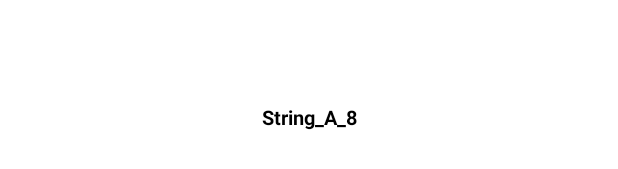
After one commit to P0Q0/PQ, an Android app: the layout layout_a8.xml on its own in the app's theme, with its tools: preview values and no code run, on a phone screen of 412 x 824 dp. The commit adds this screen. Shown: the part 810-979 px from the top of the screen. Run offline under Robolectric (Android 15) with nearby library versions, the phone set to English and light mode, and no system bars.

Commit message:
added backburner items, to make progress. a7 and a8, setup

```diff
--- a/a_5/src/main/java/pkg/what/a_5/CardAdapter.kt
+++ b/a_5/src/main/java/pkg/what/a_5/CardAdapter.kt
@@ -20,6 +20,7 @@ class CardAdapter(private val source: DataSource) : RecyclerView.Adapter<CardHol
             setupListeners(view)
         }
 
+        @Suppress("UNUSED_PARAMETER") //TODO: remove when view is used for now suppress to silence build warnings
         private fun setupListeners(view: View) {
             button.setOnClickListener {
                 Snackbar.make(it,"$BUTTON_SNACK_MSG button_text=${button.text}",Snackbar.LENGTH_SHORT).show()
--- a/app/build.gradle
+++ b/app/build.gradle
@@ -48,7 +48,7 @@ android {
             }
         }
     }
-    dynamicFeatures = [':a_0', ':a_1', ':a_2', ':a_3', ':a_4', ':a_5', ':a_6']
+    dynamicFeatures = [':a_0', ':a_1', ':a_2', ':a_3', ':a_4', ':a_5', ':a_6', ':a_7', ':a_8']
 }
 
 dependencies {
--- a/app/src/main/java/pkg/what/pq/ActivityPQ.kt
+++ b/app/src/main/java/pkg/what/pq/ActivityPQ.kt
@@ -44,5 +44,11 @@ class ActivityPQ : AppCompatActivity() {
         this.bind.pqA6.setOnClickListener {
             Intent().setClassName(packageName, getString(R.string.class_a6)).also { startActivity(it) }
         }
+        this.bind.pqA7.setOnClickListener {
+            Intent().setClassName(packageName, getString(R.string.class_a7)).also { startActivity(it) }
+        }
+        this.bind.pqA8.setOnClickListener {
+            Intent().setClassName(packageName, getString(R.string.class_a8)).also { startActivity(it) }
+        }
     }
 }
--- /dev/null
+++ b/app/src/main/res/layout/layout_a8.xml
@@ -0,0 +1,56 @@
+<?xml version="1.0" encoding="utf-8"?>
+<androidx.constraintlayout.widget.ConstraintLayout
+    xmlns:android="http://schemas.android.com/apk/res/android"
+    xmlns:app="http://schemas.android.com/apk/res-auto"
+    android:id="@+id/layout_a8"
+    android:layout_width="match_parent"
+    android:layout_height="match_parent">
+    <com.google.android.material.textview.MaterialTextView
+        android:id="@+id/a8_mtv_1"
+        android:text="@string/pq_a8"
+        android:textSize="13sp"
+        android:textStyle="bold"
+        android:textColor="@color/colorDark"
+        android:layout_width="wrap_content"
+        android:layout_height="wrap_content"
+        app:layout_constraintTop_toTopOf="@id/a8_gl75_h"
+        app:layout_constraintBottom_toBottomOf="@+id/a8_gl75_h"
+        app:layout_constraintLeft_toLeftOf="parent"
+        app:layout_constraintRight_toRightOf="parent"/>
+    <androidx.constraintlayout.widget.Guideline
+        android:id="@+id/a8_gl25_v"
+        android:layout_width="0dp"
+        android:layout_height="0dp"
+        android:orientation="vertical"
+        app:layout_constraintGuide_percent="0.25"/>
+    <androidx.constraintlayout.widget.Guideline
+        android:id="@+id/a8_gl50_v"
+        android:layout_width="0dp"
+        android:layout_height="0dp"
+        android:orientation="vertical"
+        app:layout_constraintGuide_percent="0.50"/>
+    <androidx.constraintlayout.widget.Guideline
+        android:id="@+id/a8_gl75_v"
+        android:layout_width="0dp"
+        android:layout_height="0dp"
+        android:orientation="vertical"
+        app:layout_constraintGuide_percent="0.75"/>
+    <androidx.constraintlayout.widget.Guideline
+        android:id="@+id/a8_gl25_h"
+        android:layout_width="0dp"
+        android:layout_height="0dp"
+        android:orientation="horizontal"
+        app:layout_constraintGuide_percent="0.25"/>
+    <androidx.constraintlayout.widget.Guideline
+        android:id="@+id/a8_gl50_h"
+        android:layout_width="0dp"
+        android:layout_height="0dp"
+        android:orientation="horizontal"
+        app:layout_constraintGuide_percent="0.50"/>
+    <androidx.constraintlayout.widget.Guideline
+        android:id="@+id/a8_gl75_h"
+        android:layout_width="0dp"
+        android:layout_height="0dp"
+        android:orientation="horizontal"
+        app:layout_constraintGuide_percent="0.75"/>
+</androidx.constraintlayout.widget.ConstraintLayout>
--- a/settings.gradle
+++ b/settings.gradle
@@ -21,3 +21,5 @@ include ':a_3'
 include ':a_4'
 include ':a_5'
 include ':a_6'
+include ':a_7'
+include ':a_8'
```
Also changed, not shown: a_7/build.gradle (added, +21 -0 lines), a_7/src/main/AndroidManifest.xml (added, +14 -0 lines), a_7/src/main/java/pkg/what/a_7/ViewA7.kt (added, +37 -0 lines), a_8/build.gradle (added, +21 -0 lines), a_8/src/main/AndroidManifest.xml (added, +14 -0 lines), a_8/src/main/java/pkg/what/a_8/ViewA8.kt (added, +37 -0 lines), app/src/main/res/layout/layout_a7.xml (added, +56 -0 lines), app/src/main/res/layout/layout_pq.xml (+30 -0 lines), app/src/main/res/values/strings.xml (+16 -6 lines), 6 other files.
